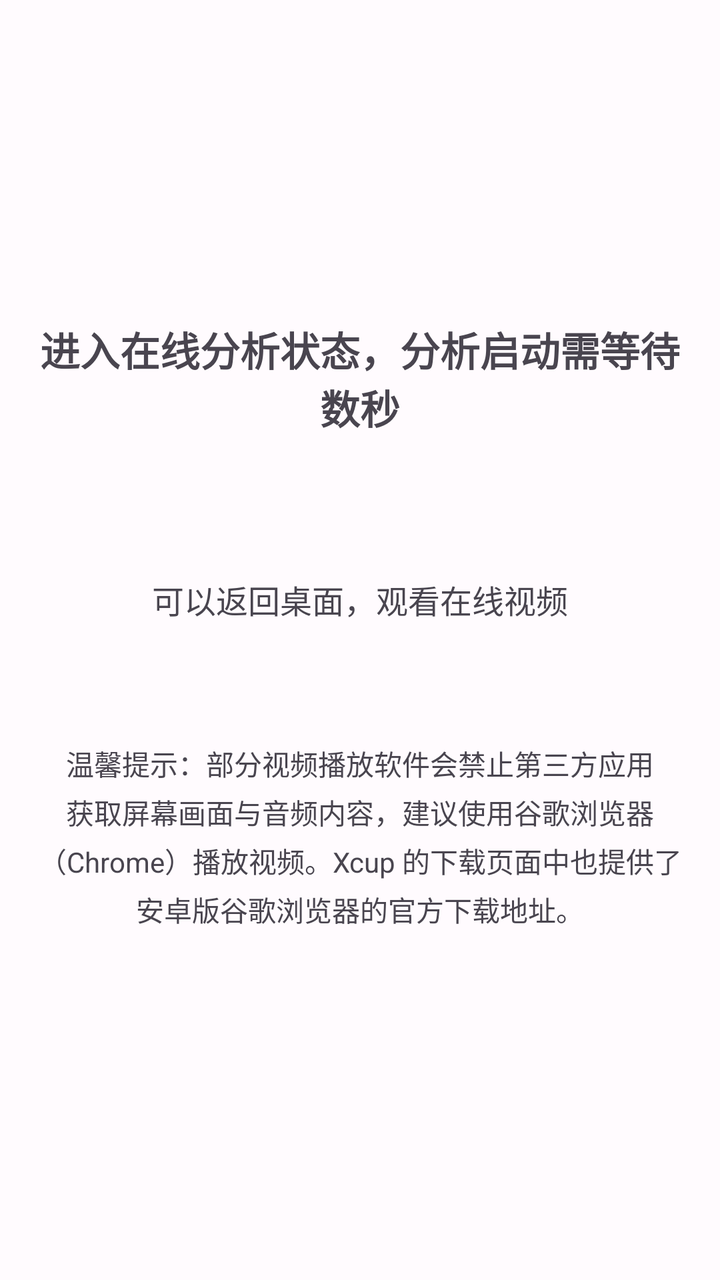
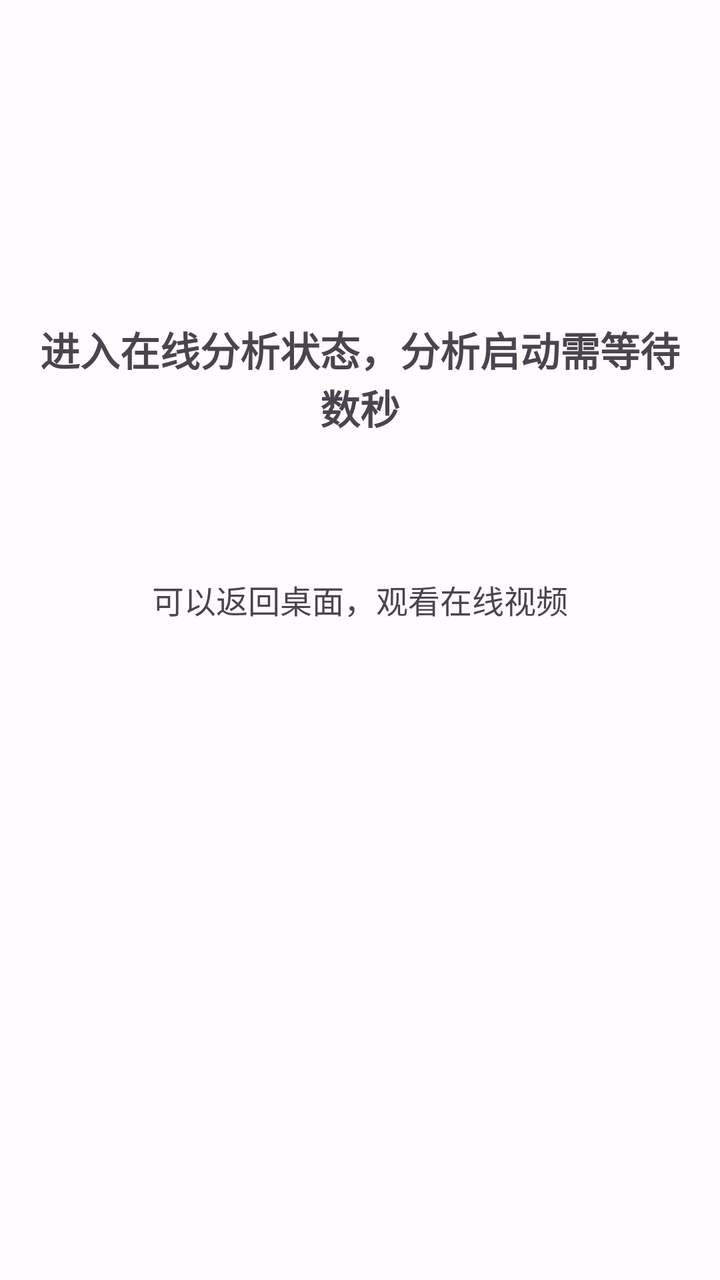

The first picture is an Android layout as it rendered before a commit; the second is the same layout after the commit. The layout source and the unified diff follow.
<!-- AndroidManifest.xml: application theme Theme.Helloworld -->
<!-- res/layout/activity_online_analysis.xml -->
<?xml version="1.0" encoding="utf-8"?>
<LinearLayout xmlns:android="http://schemas.android.com/apk/res/android"
    android:layout_width="match_parent"
    android:layout_height="match_parent"
    android:orientation="vertical"
    android:paddingLeft="16dp"
    android:paddingRight="16dp"
    android:paddingTop="160dp"
    android:paddingBottom="16dp">

    <TextView
        android:id="@+id/tvStatus"
        android:layout_width="match_parent"
        android:layout_height="wrap_content"
        android:text="进入在线分析状态，分析启动需等待数秒"
        android:textSize="20sp"
        android:textStyle="bold"
        android:gravity="center"
        android:layout_marginBottom="20dp" />

    <TextView
        android:layout_width="match_parent"
        android:layout_height="wrap_content"
        android:text="可以返回桌面，观看在线视频"
        android:textSize="16sp"
        android:gravity="center"
        android:layout_marginTop="50dp" />

    <TextView
        android:layout_width="match_parent"
        android:layout_height="wrap_content"
        android:text="温馨提示：部分视频播放软件会禁止第三方应用获取屏幕画面与音频内容，建议使用谷歌浏览器（Chrome）播放视频。Xcup 的下载页面中也提供了安卓版谷歌浏览器的官方下载地址。"
        android:textSize="14sp"
        android:gravity="center"
        android:lineSpacingExtra="4dp"
        android:layout_marginTop="60dp" />

</LinearLayout>
<!-- resources referenced by this layout -->
<resources>
  <style name="Theme.Helloworld" parent="Base.Theme.Helloworld" />
  <style name="Base.Theme.Helloworld" parent="Theme.Material3.DayNight.NoActionBar">
          
          <item name="colorPrimary">@color/md_primary</item>
          <item name="colorOnPrimary">@color/md_on_primary</item>
          <item name="colorPrimaryContainer">@color/md_primary_container</item>
          <item name="colorOnPrimaryContainer">@color/md_on_primary_container</item>
  
          
          <item name="colorSecondary">@color/md_secondary</item>
          <item name="colorOnSecondary">@color/md_on_secondary</item>
          <item name="colorSecondaryContainer">@color/md_secondary_container</item>
          <item name="colorOnSecondaryContainer">@color/md_on_secondary_container</item>
  
          
          <item name="colorTertiary">@color/md_tertiary</item>
          <item name="colorOnTertiary">@color/md_on_tertiary</item>
          <item name="colorTertiaryContainer">@color/md_tertiary_container</item>
          <item name="colorOnTertiaryContainer">@color/md_on_tertiary_container</item>
  
          
          <item name="colorError">@color/md_error</item>
          <item name="colorOnError">@color/md_on_error</item>
          <item name="colorErrorContainer">@color/md_error_container</item>
          <item name="colorOnErrorContainer">@color/md_on_error_container</item>
  
          
          <item name="android:colorBackground">@color/md_background</item>
          <item name="colorOnBackground">@color/md_on_background</item>
          <item name="colorSurface">@color/md_surface</item>
          <item name="colorOnSurface">@color/md_on_surface</item>
          <item name="colorSurfaceVariant">@color/md_surface_variant</item>
          <item name="colorOnSurfaceVariant">@color/md_on_surface_variant</item>
          <item name="colorOutline">@color/md_outline</item>
          <item name="colorOutlineVariant">@color/md_outline_variant</item>
  
          
          <item name="android:statusBarColor">?attr/colorSurface</item>
          <item name="android:navigationBarColor">?attr/colorSurface</item>
          <item name="android:windowLightStatusBar" tools:targetApi="m">true</item>
          <item name="android:windowLightNavigationBar" tools:targetApi="o_mr1">true</item>
      </style>
  <color name="md_primary">#6750A4</color>
  <color name="md_on_primary">#FFFFFF</color>
  <color name="md_primary_container">#EADDFF</color>
  <color name="md_on_primary_container">#21005D</color>
  <color name="md_secondary">#625B71</color>
  <color name="md_on_secondary">#FFFFFF</color>
  <color name="md_secondary_container">#E8DEF8</color>
  <color name="md_on_secondary_container">#1D192B</color>
  <color name="md_tertiary">#7D5260</color>
  <color name="md_on_tertiary">#FFFFFF</color>
  <color name="md_tertiary_container">#FFD8E4</color>
  <color name="md_on_tertiary_container">#31111D</color>
  <color name="md_error">#B3261E</color>
  <color name="md_on_error">#FFFFFF</color>
  <color name="md_error_container">#F9DEDC</color>
  <color name="md_on_error_container">#410E0B</color>
  <color name="md_background">#FFFBFE</color>
  <color name="md_on_background">#1C1B1F</color>
  <color name="md_surface">#FFFBFE</color>
  <color name="md_on_surface">#1C1B1F</color>
  <color name="md_surface_variant">#E7E0EC</color>
  <color name="md_on_surface_variant">#49454F</color>
  <color name="md_outline">#79747E</color>
  <color name="md_outline_variant">#CAC4D0</color>
</resources>

<!-- the commit's change to res/layout/activity_online_analysis.xml (unified diff, before → after) -->
@@ -26,13 +26,4 @@
         android:gravity="center"
         android:layout_marginTop="50dp" />
 
-    <TextView
-        android:layout_width="match_parent"
-        android:layout_height="wrap_content"
-        android:text="温馨提示：部分视频播放软件会禁止第三方应用获取屏幕画面与音频内容，建议使用谷歌浏览器（Chrome）播放视频。Xcup 的下载页面中也提供了安卓版谷歌浏览器的官方下载地址。"
-        android:textSize="14sp"
-        android:gravity="center"
-        android:lineSpacingExtra="4dp"
-        android:layout_marginTop="60dp" />
-
 </LinearLayout>
